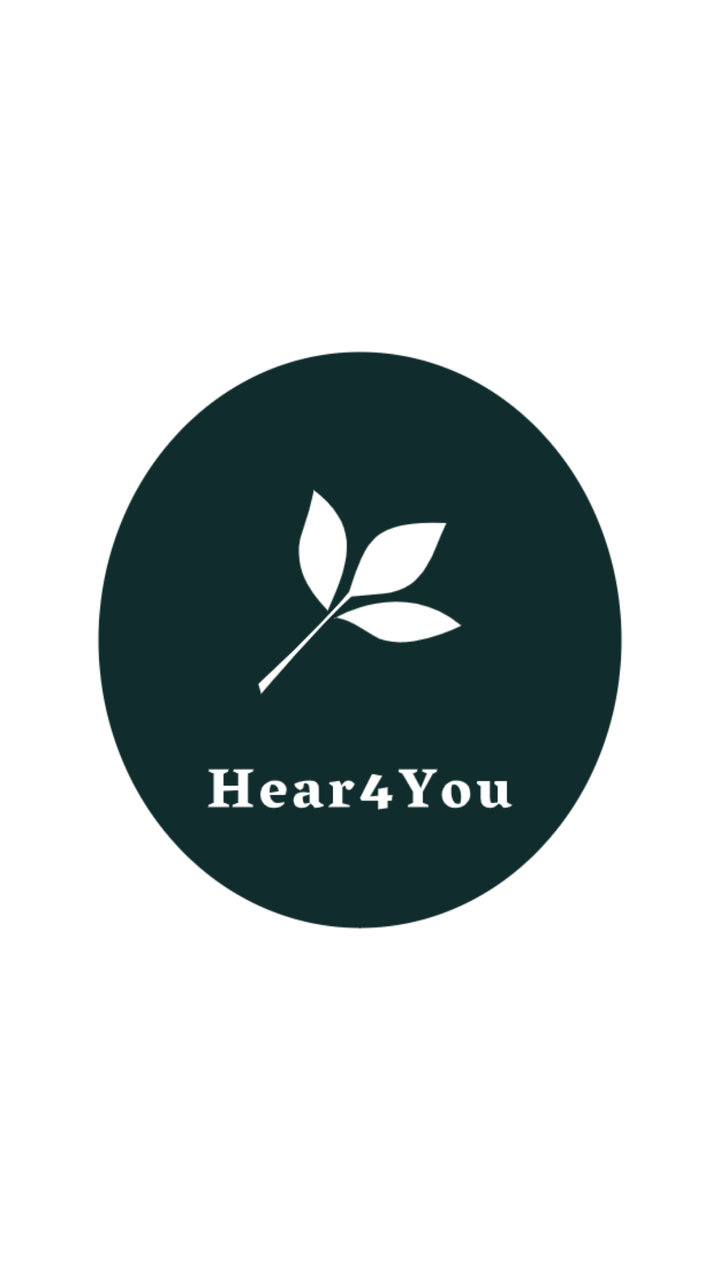
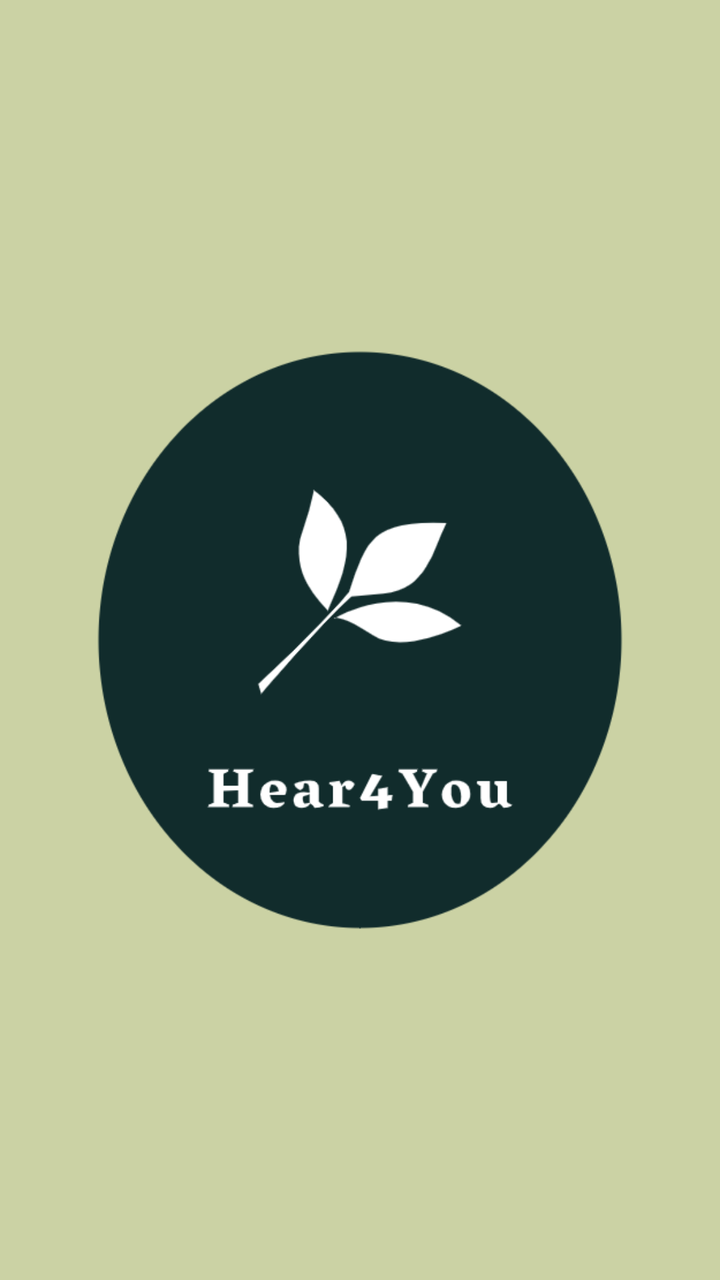

The first picture is an Android layout as it rendered before a commit; the second is the same layout after the commit. The layout source and the unified diff follow.
<!-- AndroidManifest.xml: activity theme SplashTheme -->
<!-- res/layout/activity_splash.xml -->
<?xml version="1.0" encoding="utf-8"?>
<LinearLayout xmlns:android="http://schemas.android.com/apk/res/android"
    xmlns:app="http://schemas.android.com/apk/res-auto"
    xmlns:tools="http://schemas.android.com/tools"
    android:orientation="vertical"
    android:layout_width="match_parent"
    android:layout_height="match_parent"
    tools:context=".SplashActivity"
    android:background="@color/white">

    <ImageView
        android:layout_width="match_parent"
        android:layout_height="match_parent"
        android:id="@+id/imageView"
        android:src="@drawable/splash"
        >

    </ImageView>

</LinearLayout>
<!-- resources referenced by this layout -->
<resources>
  <color name="white">#FFFFFFFF</color>
  <!-- drawable splash: png bitmap (drawable, 32969 bytes) -->
  <style name="SplashTheme" parent="Theme.AppCompat.Light.NoActionBar">
          <item name="android:windowBackground">@android:color/black</item>
          <item name="android:windowFullscreen">true</item>
      </style>
</resources>

<!-- the commit's change to res/layout/activity_splash.xml (unified diff, before → after) -->
@@ -6,7 +6,7 @@
     android:layout_width="match_parent"
     android:layout_height="match_parent"
     tools:context=".SplashActivity"
-    android:background="@color/white">
+    android:background="@color/splashBackground">
 
     <ImageView
         android:layout_width="match_parent"
<!-- resource entries referenced after the edit -->
@@ -1,6 +1,6 @@
 <!-- resources referenced by this layout -->
 <resources>
-  <color name="white">#FFFFFFFF</color>
+  <color name="splashBackground">#CBD2A4</color>
   <!-- drawable splash: png bitmap (drawable, 32969 bytes) -->
   <style name="SplashTheme" parent="Theme.AppCompat.Light.NoActionBar">
           <item name="android:windowBackground">@android:color/black</item>
